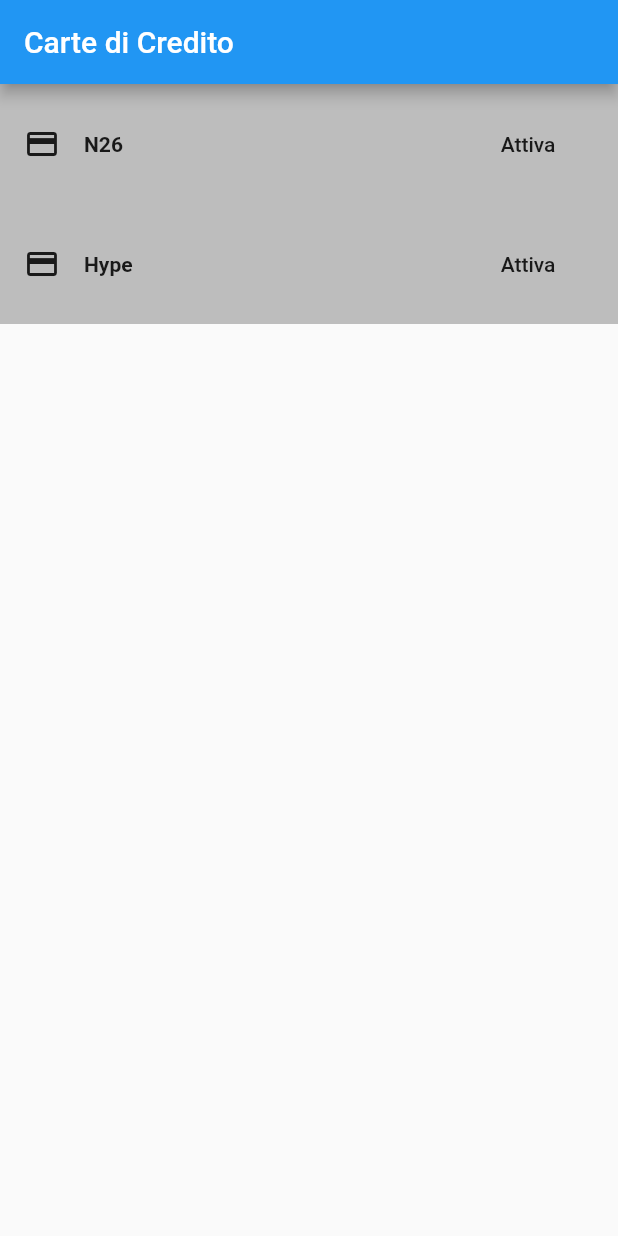
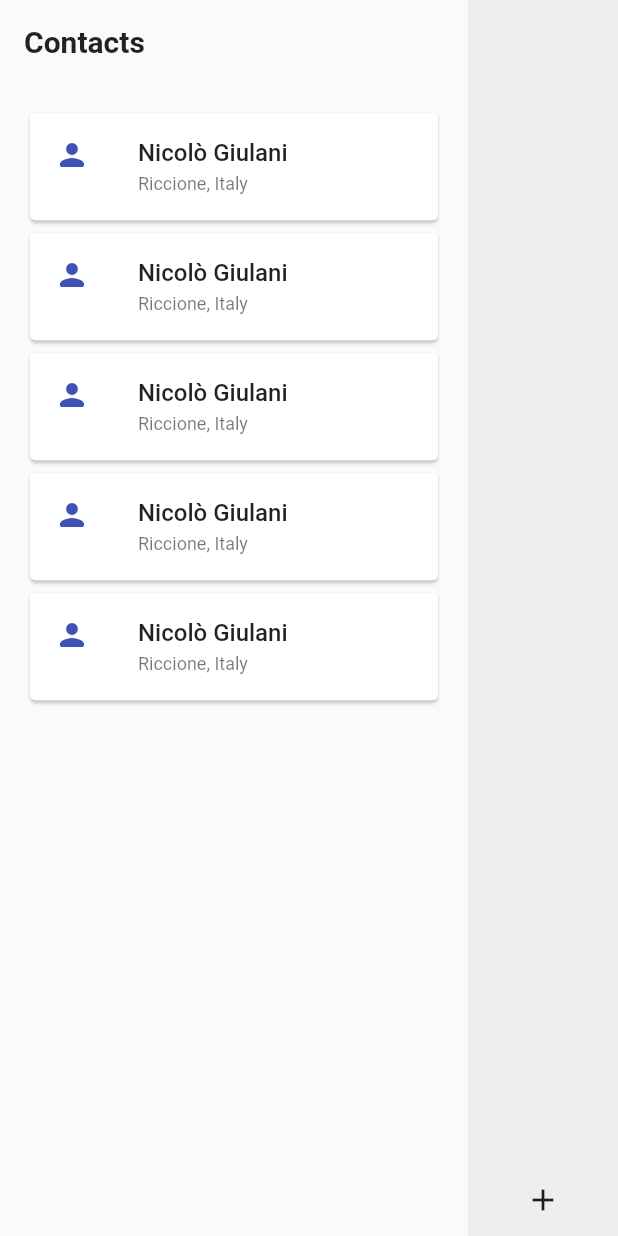
Before and after one commit to ngiuliani-ng/fudeo_start_app, a Flutter app: the screen it shows after launch, on a phone screen of 412 x 824 dp. Run offline on Flutter 3.47's test engine with Material 2 defaults, Android fonts, the phone set to English and light mode, and no system bars.

Commit message:
Lesson: Layouts.

```diff
--- a/lib/main.dart
+++ b/lib/main.dart
@@ -18,65 +18,189 @@ class HomePage extends StatelessWidget {
   @override
   Widget build(BuildContext context) {
     return Scaffold(
-      appBar: AppBar(
-        title: Text("Carte di Credito"),
-      ),
-      body: Column(
+      body: Stack(
         children: [
-          BankView(bank: "N26"),
-          BankView(bank: "Hype"),
+          Positioned(
+            right: 0,
+            top: 0,
+            bottom: 0,
+            child: SideBar(),
+          ),
+          Positioned(
+            left: 0,
+            right: 100,
+            top: 0,
+            bottom: 0,
+            child: Body(),
+          ),
         ],
       ),
     );
   }
 }
 
-class BankView extends StatefulWidget {
-  BankView({
-    @required this.bank,
-  });
-  final String bank;
-
+class SideBar extends StatelessWidget {
   @override
-  _BankViewState createState() => _BankViewState();
+  Widget build(BuildContext context) {
+    return Container(
+      width: 100,
+      color: Colors.grey.shade200,
+      child: SafeArea(
+        child: Column(
+          children: [
+            Expanded(
+              child: Container(),
+            ),
+            IconButton(
+              icon: Icon(Icons.add),
+              onPressed: () {},
+            )
+          ],
+        ),
+      ),
+    );
+  }
 }
 
-class _BankViewState extends State<BankView> {
-  bool active = false;
+class Body extends StatelessWidget {
+  @override
+  Widget build(BuildContext context) {
+    return SafeArea(
+      child: Container(
+        padding: EdgeInsets.all(16),
+        child: Column(
+          crossAxisAlignment: CrossAxisAlignment.start,
+          children: [
+            Text(
+              "Contacts",
+              style: TextStyle(
+                fontSize: 20,
+                fontWeight: FontWeight.w600,
+              ),
+            ),
+            SizedBox(
+              height: 32,
+            ),
+            Contact(
+              name: "Nicolò Giulani",
+              address: "Riccione, Italy",
+            ),
+            Contact(
+              name: "Nicolò Giulani",
+              address: "Riccione, Italy",
+            ),
+            Contact(
+              name: "Nicolò Giulani",
+              address: "Riccione, Italy",
+            ),
+            Contact(
+              name: "Nicolò Giulani",
+              address: "Riccione, Italy",
+            ),
+            Contact(
+              name: "Nicolò Giulani",
+              address: "Riccione, Italy",
+            ),
+          ],
+        ),
+      ),
+    );
+  }
+}
 
-  void toggleCard() {
-    setState(() {
-      active = !active;
-    });
-    print("Bank State: $active");
-  }
+class Contact extends StatelessWidget {
+  Contact({@required this.name, @required this.address});
+  final String name;
+  final String address;
 
   @override
   Widget build(BuildContext context) {
-    return Container(
-      padding: EdgeInsets.all(16),
-      child: Row(
-        children: [
-          Icon(Icons.credit_card),
-          SizedBox(
-            width: 16,
+    return Card(
+      child: ListTile(
+        title: Text(
+          name,
+          style: TextStyle(
+            fontWeight: FontWeight.w500,
           ),
-          Text(
-            widget.bank,
-            style: TextStyle(
-              fontWeight: FontWeight.bold,
-            ),
+        ),
+        subtitle: Text(
+          address,
+          style: TextStyle(
+            fontSize: 12,
           ),
-          Expanded(
-            child: SizedBox(),
-          ),
-          FlatButton(
-            onPressed: toggleCard,
-            child: Text(active ? "Disattiva" : "Attiva"),
-          ),
-        ],
+        ),
+        leading: Icon(
+          Icons.person_rounded,
+          color: Colors.indigo,
+        ),
       ),
-      color: active ? Colors.white : Colors.grey.shade400,
     );
   }
 }
+
+// class HomePage extends StatelessWidget {
+//   @override
+//   Widget build(BuildContext context) {
+//     return Scaffold(
+//       appBar: AppBar(
+//         title: Text("Carte di Credito"),
+//       ),
+//       body: Column(
+//         children: [
+//           BankView(bank: "N26"),
+//           BankView(bank: "Hype"),
+//         ],
+//       ),
+//     );
+//   }
+// }
+//
+// class BankView extends StatefulWidget {
+//   BankView({
+//     @required this.bank,
+//   });
+//   final String bank;
+//
+//   @override
+//   _BankViewState createState() => _BankViewState();
+// }
+//
+// class _BankViewState extends State<BankView> {
+//   bool active = false;
+//
+//   void toggleCard() {
+//     setState(() {
+//       active = !active;
+//     });
+//     print("Bank State: $active");
+//   }
+//
+//   @override
+//   Widget build(BuildContext context) {
+//     return Container(
+//       padding: EdgeInsets.all(16),
+//       child: Row(
+//         children: [
+//           Icon(Icons.credit_card),
+//           SizedBox(
+//             width: 16,
+//           ),
+//           Text(
+//             widget.bank,
+//             style: TextStyle(
+//               fontWeight: FontWeight.bold,
+//             ),
+//           ),
+//           Expanded(
+//             child: SizedBox(),
+//           ),
+//           FlatButton(
+//             onPressed: toggleCard,
+//             child: Text(active ? "Disattiva" : "Attiva"),
+//           ),
+//         ],
+//       ),
+//       color: active ? Colors.white : Colors.grey.shade400,
+//     );
+//   }
+// }
```
Also changed, not shown: 2 other files.
